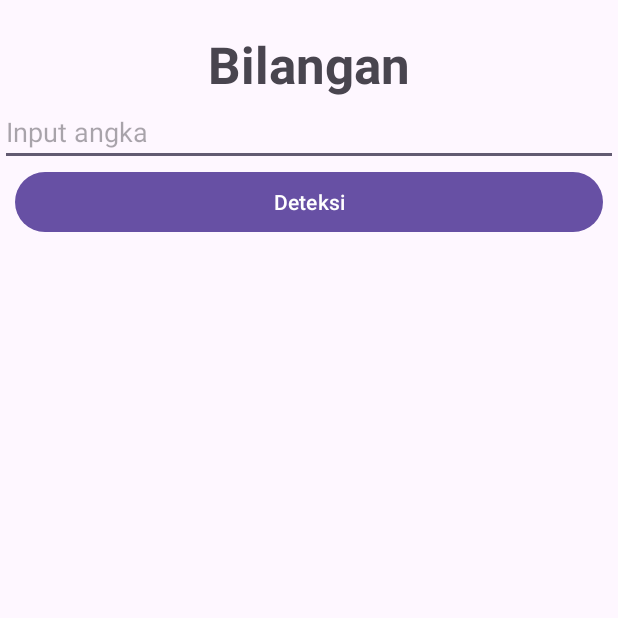
After one commit to ahmadHaikal0010/PemrogramanHaikal3, an Android app: the BilanganActivity screen opened directly, with no data from a screen before it, on a phone screen of 412 x 824 dp, the top half of it. The commit adds this screen. Run offline under Robolectric (Android 15) with nearby library versions, the phone set to English and light mode, and no system bars.

Commit message:
update deteksi bilangan

```diff
--- a/app/src/main/AndroidManifest.xml
+++ b/app/src/main/AndroidManifest.xml
@@ -12,6 +12,9 @@
         android:supportsRtl="true"
         android:theme="@style/Theme.Latihan5"
         tools:targetApi="31">
+        <activity
+            android:name=".BilanganActivity"
+            android:exported="false" />
         <activity
             android:name=".BangunRuangActivity"
             android:exported="false" />
--- /dev/null
+++ b/app/src/main/java/com/haikal/latihan5/BilanganActivity.kt
@@ -0,0 +1,43 @@
+package com.haikal.latihan5
+
+import android.os.Bundle
+import android.widget.Button
+import android.widget.EditText
+import android.widget.TextView
+import androidx.activity.enableEdgeToEdge
+import androidx.appcompat.app.AppCompatActivity
+import androidx.core.view.ViewCompat
+import androidx.core.view.WindowInsetsCompat
+
+class BilanganActivity : AppCompatActivity() {
+
+    private lateinit var etBilangan : EditText
+    private lateinit var btnDeteksi : Button
+    private lateinit var txtHasilBilangan : TextView
+
+    override fun onCreate(savedInstanceState: Bundle?) {
+        super.onCreate(savedInstanceState)
+        enableEdgeToEdge()
+        setContentView(R.layout.activity_bilangan)
+
+        etBilangan = findViewById(R.id.etBilangan)
+        btnDeteksi = findViewById(R.id.btnDeteksi)
+        txtHasilBilangan = findViewById(R.id.txtHasilBilangan)
+
+        btnDeteksi.setOnClickListener() {
+            val angka = etBilangan.text.toString().toInt()
+
+            if ( angka % 2 == 0 ) {
+                txtHasilBilangan.setText("Bilangan " + angka + " adalah bilangan genap")
+            } else {
+                txtHasilBilangan.setText("Bilangan " + angka + " adalah bilangan ganjil")
+            }
+        }
+
+        ViewCompat.setOnApplyWindowInsetsListener(findViewById(R.id.main)) { v, insets ->
+            val systemBars = insets.getInsets(WindowInsetsCompat.Type.systemBars())
+            v.setPadding(systemBars.left, systemBars.top, systemBars.right, systemBars.bottom)
+            insets
+        }
+    }
+}
--- /dev/null
+++ b/app/src/main/res/layout/activity_bilangan.xml
@@ -0,0 +1,50 @@
+<?xml version="1.0" encoding="utf-8"?>
+<androidx.constraintlayout.widget.ConstraintLayout xmlns:android="http://schemas.android.com/apk/res/android"
+    xmlns:app="http://schemas.android.com/apk/res-auto"
+    xmlns:tools="http://schemas.android.com/tools"
+    android:id="@+id/main"
+    android:layout_width="match_parent"
+    android:layout_height="match_parent"
+    tools:context=".BilanganActivity">
+
+    <LinearLayout
+        android:layout_width="match_parent"
+        android:layout_height="match_parent"
+        android:orientation="vertical">
+
+        <TextView
+            android:id="@+id/textView5"
+            android:layout_width="match_parent"
+            android:layout_height="wrap_content"
+            android:layout_marginTop="20sp"
+            android:text="Bilangan"
+            android:textAlignment="center"
+            android:textSize="34sp"
+            android:textStyle="bold" />
+
+        <EditText
+            android:id="@+id/etBilangan"
+            android:layout_width="match_parent"
+            android:layout_height="wrap_content"
+            android:ems="10"
+            android:hint="Input angka"
+            android:inputType="text" />
+
+        <Button
+            android:id="@+id/btnDeteksi"
+            android:layout_width="match_parent"
+            android:layout_height="wrap_content"
+            android:layout_marginLeft="10sp"
+            android:layout_marginRight="10sp"
+            android:text="Deteksi" />
+
+        <TextView
+            android:id="@+id/txtHasilBilangan"
+            android:layout_width="match_parent"
+            android:layout_height="wrap_content"
+            android:layout_marginTop="20sp"
+            android:textAlignment="center"
+            android:textSize="20sp"
+            android:textStyle="bold" />
+    </LinearLayout>
+</androidx.constraintlayout.widget.ConstraintLayout>
```
Also changed, not shown: app/src/main/java/com/haikal/latihan5/MainActivity.kt (+11 -4 lines), app/src/main/res/layout/activity_main.xml (+9 -0 lines), 1 other file.
